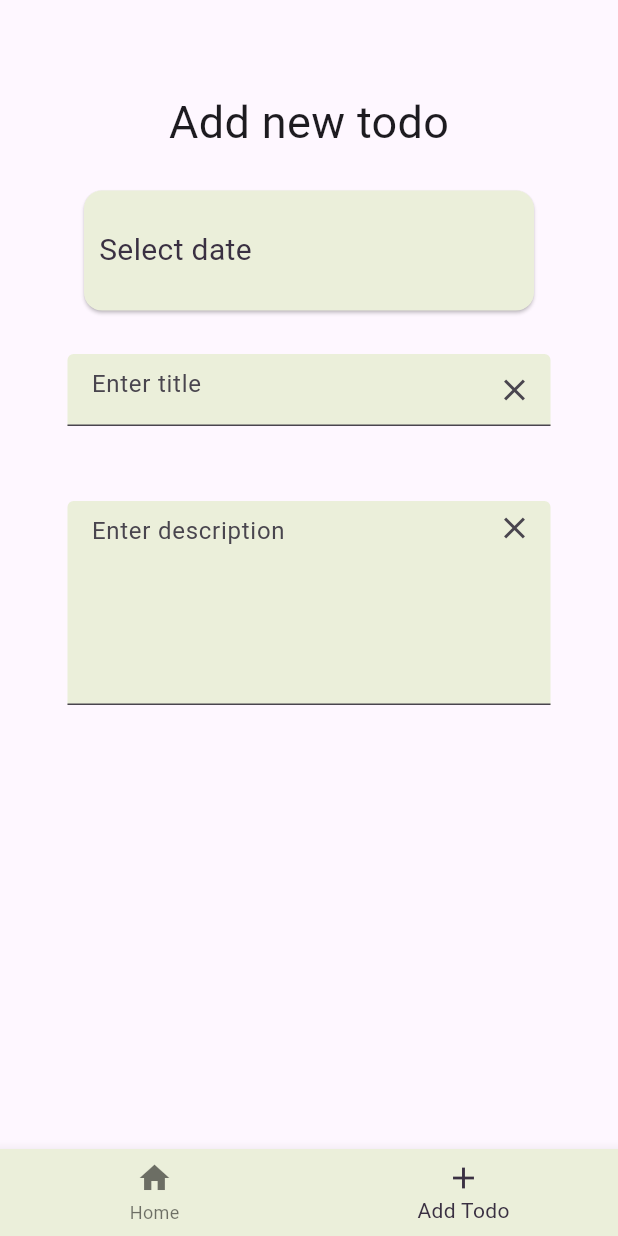
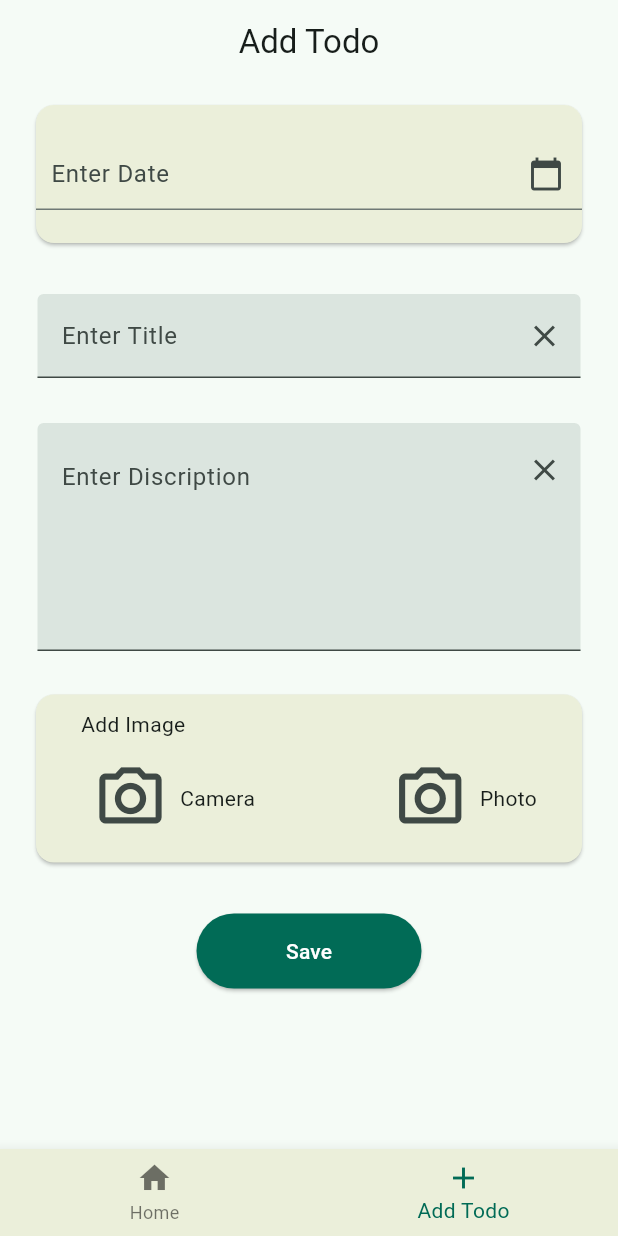
Before and after one commit to Screenbottle/organize_me, a Flutter app: the screen it shows after launch, item 2 of the bottom bar chosen, on a phone screen of 412 x 824 dp. Run offline on Flutter 3.47's test engine with Material 3 defaults, Android fonts, the phone set to English and light mode, and no system bars; our stand-ins replace equatable, flutter_riverpod.

Commit message:
added textfields and dateinput in add_todo.dart

```diff
--- a/lib/core/constants/colors.dart
+++ b/lib/core/constants/colors.dart
@@ -1,6 +1,8 @@
 import 'package:flutter/material.dart';
 
 const Color lightGreen = Color(0xFFebefda);
+const Color darkGreen = Color(0xFF016b56);
+const Color textFieldBackground = Color(0xFFdbe5df);
 const Color yellow = Color(0xFFFFE19C);
 const Color lightBrown = Color(0xFFDB9D47);
 const Color orange = Color(0xFFFF784F);
--- a/lib/features/todo/domain/entities/todo.dart
+++ b/lib/features/todo/domain/entities/todo.dart
@@ -1,5 +1,4 @@
 import 'package:equatable/equatable.dart';
-import 'package:flutter/scheduler.dart';
 
 class TodoEntity extends Equatable {
   final int? id;
--- a/lib/features/todo/presentation/pages/add_todo.dart
+++ b/lib/features/todo/presentation/pages/add_todo.dart
@@ -1,4 +1,5 @@
 import 'package:flutter/material.dart';
+import 'package:intl/intl.dart';
 import 'package:organize_me/core/constants/colors.dart';
 
 class AddTodoPage extends StatefulWidget {
@@ -9,11 +10,19 @@ class AddTodoPage extends StatefulWidget {
 }
 
 class _AddTodoPageState extends State<AddTodoPage> {
+  TextEditingController dateInput = TextEditingController();
   TextEditingController titleEditingController = TextEditingController();
   TextEditingController descriptionEditingController = TextEditingController();
 
   @override
+  void initState() {
+    dateInput.text = "";
+    super.initState();
+  }
+
+  @override
   void dispose() {
+    dateInput.dispose();
     titleEditingController.dispose();
     descriptionEditingController.dispose();
     super.dispose();
@@ -22,83 +31,101 @@ class _AddTodoPageState extends State<AddTodoPage> {
   @override
   Widget build(BuildContext context) {
     return Scaffold(
-        body: Column(
+      resizeToAvoidBottomInset: false,
+      body: SingleChildScrollView(
+        child: Column(
+          mainAxisAlignment: MainAxisAlignment.center,
+          crossAxisAlignment: CrossAxisAlignment.center,
           children: [
+            Column(
+              children: [
+                _buildDateInput(),
+                _buildTitleInput(),
+                _buildDescriptionInput(),
+                _buildSelectImage(),
+              ],
+            ),
             const SizedBox(
-          height: 60,
+              height: 20,
             ),
-        const Text(
-          "Add new todo",
-          style: TextStyle(fontSize: 30),
+            ElevatedButton(
+              onPressed: () {},
+              style: ElevatedButton.styleFrom(
+                  backgroundColor: darkGreen,
+                  foregroundColor: Colors.white,
+                  minimumSize: const Size(150, 50)),
+              child: const Text("Save"),
             ),
-        _buildSelectDate(context)
-        //Container(
-        // margin: const EdgeInsets.symmetric(horizontal: 20),
-        // width: double.infinity,
-        // child: Card(
-        //   color: lightGreen,
-        //   child: Container(
-        //     width: 200,
-        //     padding: const EdgeInsets.all(10),
-        //     child: const Column(
-        //       crossAxisAlignment: CrossAxisAlignment.start,
-        //       children: [
-        //         Row(
-        //           children: [
-        //             SizedBox(
-        //               width: 10,
-        //             ),
-        //             Text(
-        //               "Select date",
-        //             ),
-        //           ],
-        //         ),
-        //         TextField(
-        //           decoration: InputDecoration(
-        //               contentPadding: EdgeInsets.only(left: 10),
-        //               labelText: "Enter date"),
-        //         ),
-        //  ,
-        //),
           ],
-    ));
+        ),
+      ),
+    );
   }
 
-  Expanded _buildSelectDate(BuildContext context) {
-    return Expanded(
-      child: Container(
-        margin: const EdgeInsets.only(left: 20, right: 20, top: 20),
-        width: double.infinity,
-        child: Column(
-          children: [
-            Card(
+  Padding _buildDateInput() {
+    return Padding(
+      padding: const EdgeInsets.only(top: 10, right: 20, left: 20, bottom: 15),
+      child: SizedBox(
+        height: 100,
+        child: Card(
           color: lightGreen,
-              child: InkWell(
-                onTap: () {
-                  //TODO Navigate to other page to select date
+          child: Align(
+            alignment: Alignment.center,
+            child: TextField(
+              controller: dateInput,
+              decoration: const InputDecoration(
+                  contentPadding: EdgeInsets.only(left: 10),
+                  suffixIcon: Icon(
+                    Icons.calendar_today,
+                  ),
+                  labelText: "Enter Date"),
+              readOnly: true,
+              onTap: () async {
+                DateTime? pickerDate = await showDatePicker(
+                    context: context,
+                    firstDate: DateTime.now(),
+                    lastDate: DateTime(2100),
+                    builder: (BuildContext context, Widget? child) {
+                      return Theme(
+                          data: ThemeData.light().copyWith(
+                              primaryColor: lightBrown,
+                              colorScheme: const ColorScheme.light(
+                                  onPrimaryContainer: darkGreen,
+                                  primary: darkGreen,
+                                  onSurface: darkGreen),
+                              buttonTheme: const ButtonThemeData(
+                                  textTheme: ButtonTextTheme.primary),
+                              datePickerTheme: const DatePickerThemeData(
+                                  backgroundColor: Colors.white)),
+                          child: child!);
+                    });
+
+                if (pickerDate != null) {
+                  String formattedDate =
+                      DateFormat('yyyy-MM-dd').format(pickerDate);
+                  setState(
+                    () {
+                      dateInput.text = formattedDate;
                     },
-                child: Container(
-                  width: 300,
-                  height: 80, // Set a specific height
-                  padding: const EdgeInsets.all(10),
-                  child: const Align(
-                    alignment: Alignment.centerLeft,
-                    child: Text(
-                      "Select date",
-                      style: TextStyle(fontSize: 20, color: darkPurple),
-                    ),
-                  ), // TODO if the date is selected, show it here
+                  );
+                } else {}
+              },
             ),
           ),
         ),
-            Padding(
-              padding: const EdgeInsets.all(25),
+      ),
+    );
+  }
+
+  Padding _buildTitleInput() {
+    return Padding(
+      padding: const EdgeInsets.symmetric(vertical: 15, horizontal: 25),
       child: TextField(
         controller: titleEditingController,
         decoration: InputDecoration(
-                    hintText: "Enter title",
             filled: true,
-                    fillColor: lightGreen,
+            fillColor: textFieldBackground,
+            labelText: "Enter Title",
             suffixIcon: GestureDetector(
               onTap: () {
                 titleEditingController.text = "";
@@ -106,20 +133,24 @@ class _AddTodoPageState extends State<AddTodoPage> {
               child: const Icon(Icons.close),
             )),
       ),
-            ),
-            Padding(
-              padding: const EdgeInsets.all(25),
+    );
+  }
+
+  Padding _buildDescriptionInput() {
+    return Padding(
+      padding: const EdgeInsets.symmetric(vertical: 15, horizontal: 25),
       child: TextField(
         controller: descriptionEditingController,
         minLines: 5,
         maxLines: 5,
         decoration: InputDecoration(
-                  hintText: "Enter description",
           filled: true,
-                  fillColor: lightGreen,
+          fillColor: textFieldBackground,
+          labelText: "Enter Discription",
+          alignLabelWithHint: true,
           suffixIcon: Padding(
-                    padding: const EdgeInsets.only(
-                        left: 0, top: 0, right: 0, bottom: 100),
+            padding:
+                const EdgeInsets.only(left: 0, top: 0, right: 0, bottom: 90),
             child: GestureDetector(
               onTap: () {
                 descriptionEditingController.text = "";
@@ -129,10 +160,65 @@ class _AddTodoPageState extends State<AddTodoPage> {
           ),
         ),
       ),
+    );
+  }
+
+  Padding _buildSelectImage() {
+    return Padding(
+      padding: const EdgeInsets.symmetric(vertical: 10, horizontal: 20),
+      child: SizedBox(
+          height: 120,
+          width: MediaQuery.of(context).size.width,
+          child: Card(
+            color: lightGreen,
+            child: Padding(
+              padding: const EdgeInsets.symmetric(vertical: 10, horizontal: 30),
+              child: Column(
+                crossAxisAlignment: CrossAxisAlignment.start,
+                mainAxisAlignment: MainAxisAlignment.spaceBetween,
+                children: [
+                  const Text(
+                    "Add Image",
+                  ),
+                  Row(
+                    mainAxisAlignment: MainAxisAlignment.spaceBetween,
+                    children: [
+                      Row(
+                        mainAxisSize: MainAxisSize.min,
+                        children: [
+                          IconButton(
+                            onPressed: () {
+                              // TODO navigate to cameraScreen
+                            },
+                            icon: const Icon(
+                              Icons.camera_alt_outlined,
+                              size: 50,
+                            ),
+                          ),
+                          const Text("Camera"),
+                        ],
+                      ),
+                      Row(
+                        mainAxisSize: MainAxisSize.min,
+                        children: [
+                          IconButton(
+                            onPressed: () {
+                              //TODO show ImagePicker
+                            },
+                            icon: const Icon(
+                              Icons.camera_alt_outlined,
+                              size: 50,
+                            ),
+                          ),
+                          const Text("Photo"),
+                        ],
+                      )
+                    ],
                   )
                 ],
               ),
             ),
+          )),
     );
   }
 }
--- a/lib/features/todo/presentation/pages/home.dart
+++ b/lib/features/todo/presentation/pages/home.dart
@@ -26,7 +26,7 @@ class _HomeScreenState extends State<HomeScreen> {
   Widget build(BuildContext context) {
     return Scaffold(
       body: Center(child: widgetList[myIndex]),
-      // appBar: _buildAppbar(myIndex),
+      appBar: _buildAppbar(myIndex),
       bottomNavigationBar: BottomNavigationBar(
         onTap: _onTap,
         currentIndex: myIndex,
@@ -36,7 +36,7 @@ class _HomeScreenState extends State<HomeScreen> {
           BottomNavigationBarItem(
               icon: Icon(Icons.add), label: "Add Todo", tooltip: "Add todo"),
         ],
-        selectedItemColor: darkPurple,
+        selectedItemColor: darkGreen,
         backgroundColor: lightGreen,
       ),
     );
@@ -55,11 +55,10 @@ class _HomeScreenState extends State<HomeScreen> {
 
     List<Widget> appBarTitle = [
       Text(formattedDateTime()),
-      const Text("add todo")
+      const Text("Add Todo")
     ];
 
     return AppBar(
-      backgroundColor: lightGreen,
       centerTitle: true,
       title: appBarTitle[index],
     );
--- a/lib/features/todo/presentation/pages/todo_list.dart
+++ b/lib/features/todo/presentation/pages/todo_list.dart
@@ -1,7 +1,4 @@
 import 'package:flutter/material.dart';
-import 'package:intl/date_symbol_data_local.dart';
-import 'package:intl/intl.dart';
-import 'package:organize_me/core/constants/colors.dart';
 import 'package:organize_me/features/todo/presentation/widgets/todo_tile.dart';
 import '../../domain/entities/todo.dart';
 
@@ -32,7 +29,7 @@ class _TodoListState extends State<TodoListPage> {
               padding: EdgeInsets.symmetric(vertical: 20),
               child: Center(
                   child: Text(
-                "Todos",
+                "To do's",
                 style: TextStyle(fontSize: 30),
               )),
             ),
@@ -47,30 +44,4 @@ class _TodoListState extends State<TodoListPage> {
       ),
     );
   }
-
-  AppBar _buildAppbar() {
-    String formattedDateTime() {
-      initializeDateFormatting();
-      final DateTime now = DateTime.now();
-
-      final DateFormat customDateFormat = DateFormat('E d MMM', 'en_EN');
-      String formattedDate = customDateFormat.format(now);
-
-      return formattedDate;
-    }
-
-    return AppBar(
-      backgroundColor: lightGreen,
-      centerTitle: true,
-      title: Text(formattedDateTime()),
-      actions: [
-        IconButton(
-            onPressed: () {},
-            icon: const Icon(
-              Icons.add,
-              size: 40,
-            ))
-      ],
-    );
-  }
 }
--- a/lib/main.dart
+++ b/lib/main.dart
@@ -1,5 +1,6 @@
 import 'package:flutter/material.dart';
 import 'package:flutter_riverpod/flutter_riverpod.dart';
+import 'package:organize_me/core/constants/colors.dart';
 import 'package:organize_me/features/todo/presentation/pages/home.dart';
 
 void main() {
@@ -15,7 +16,8 @@ class MyApp extends StatelessWidget {
         debugShowCheckedModeBanner: false,
         title: 'Flutter Demo',
         theme: ThemeData(
-          colorScheme: ColorScheme.fromSeed(seedColor: Colors.deepPurple),
+          brightness: Brightness.light,
+          colorScheme: ColorScheme.fromSeed(seedColor: darkGreen),
           useMaterial3: true,
         ),
         home: const HomeScreen());
```
Lines whose indentation alone changed are shown as unchanged.
